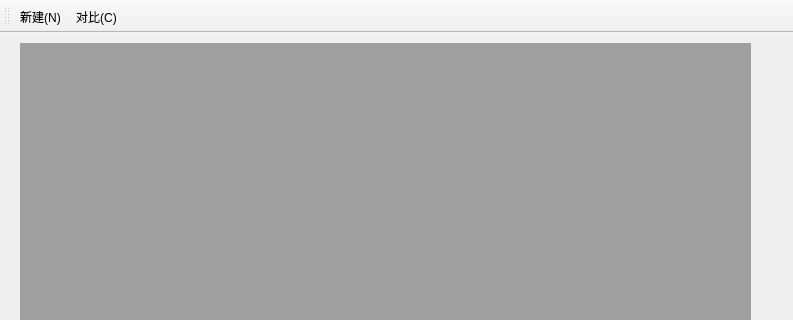
Qt form CompareStr/mainwindow.ui (akof1314/WuHuanTools) before a commit; both pictures show x 0 to 793 and y 0 to 320 of the 793 by 645 pixel window.
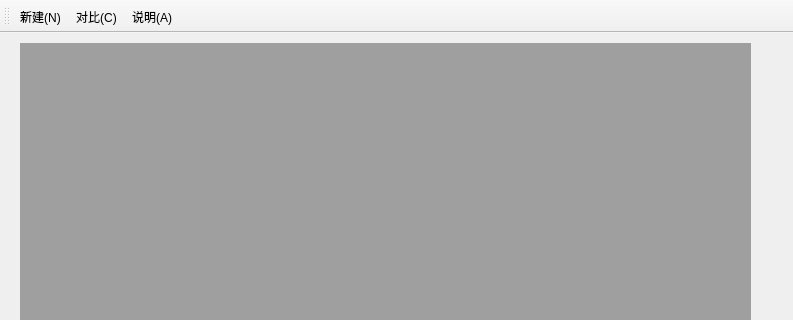
The same form after that commit. Icons and pictures are not drawn.

Patch:
```diff
--- a/CompareStr/mainwindow.ui
+++ b/CompareStr/mainwindow.ui
@@ -46,6 +46,7 @@
    </attribute>
    <addaction name="actionNew_N"/>
    <addaction name="actionCompare_C"/>
+   <addaction name="action_A"/>
   </widget>
   <widget class="QStatusBar" name="statusBar"/>
   <action name="actionNew_N">
@@ -69,6 +70,15 @@
     <string>对比(&amp;C)</string>
    </property>
   </action>
+  <action name="action_A">
+   <property name="icon">
+    <iconset resource="resall.qrc">
+     <normaloff>:/new/res/res/information-white.png</normaloff>:/new/res/res/information-white.png</iconset>
+   </property>
+   <property name="text">
+    <string>说明(&amp;A)</string>
+   </property>
+  </action>
  </widget>
  <layoutdefault spacing="6" margin="11"/>
  <resources>
```
Left out of the diff: 2 changed lines with no effect on the pictures.
